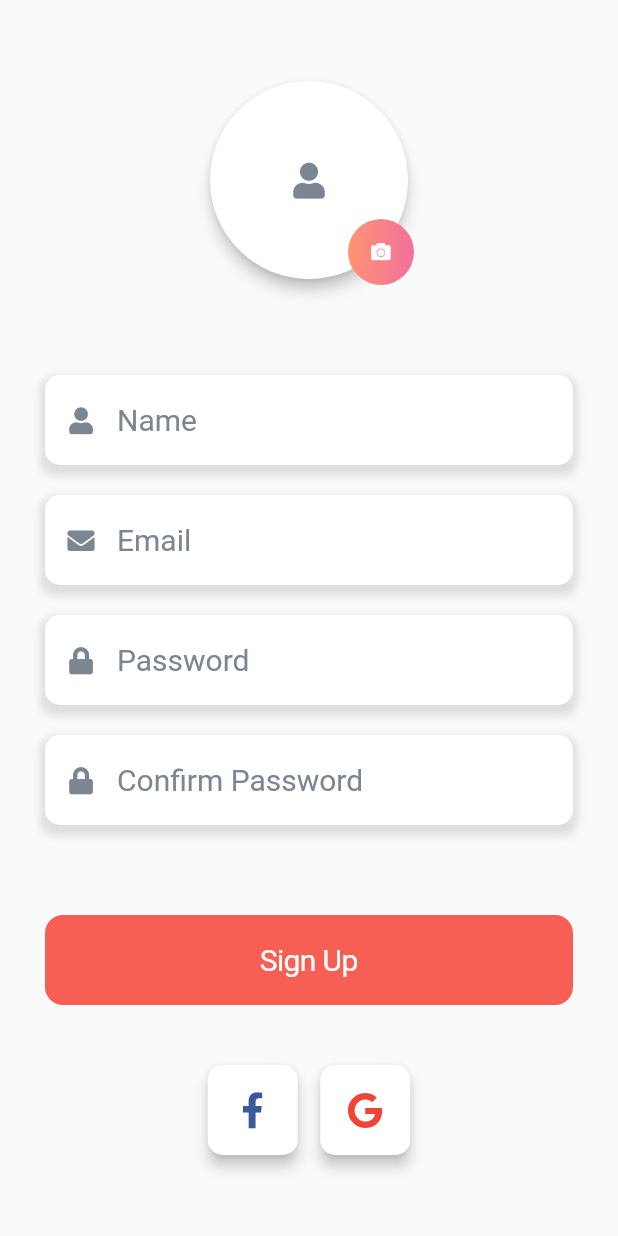
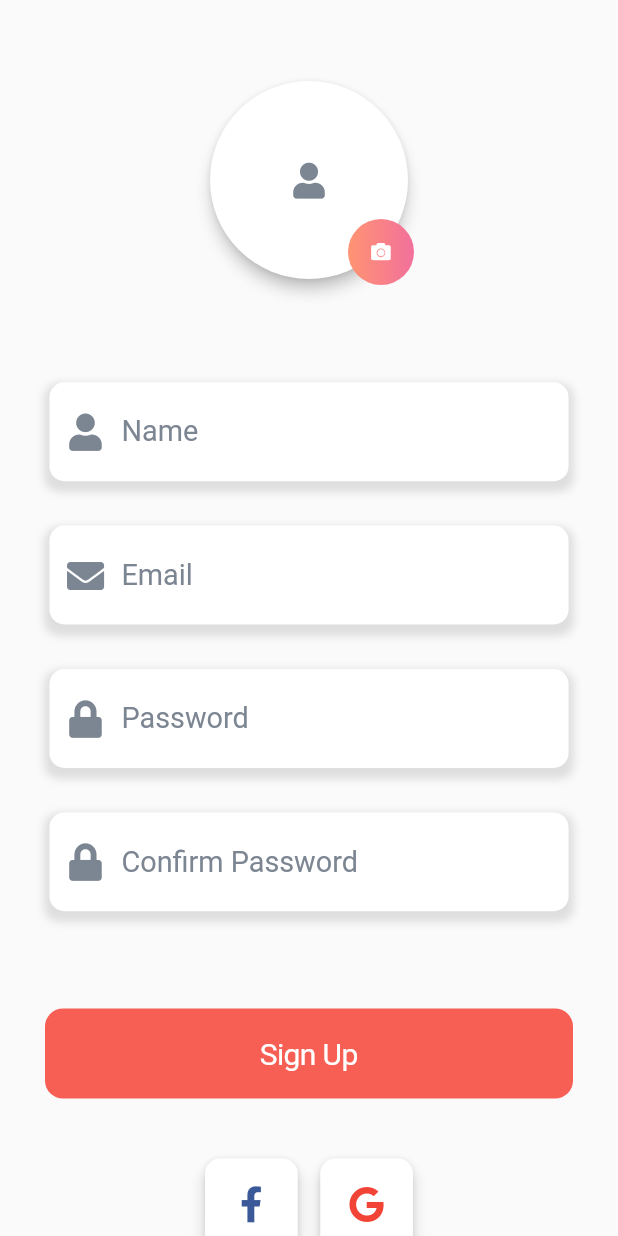
Before and after one commit to imamhossain94/dokan-wedevs-assignment, a Flutter app: the screen it shows after launch, after a tap on "Create New Account", on a phone screen of 412 x 824 dp. Run offline on Flutter 3.47's test engine with Material 2 defaults, Android fonts, the phone set to English and light mode, and no system bars; our stand-ins replace dotted_border, flutter_rating_bar, font_awesome_flutter, get, get_storage, sizer; network calls fail.

Commit message:
feat: signin page responsiveness fixed

```diff
--- a/lib/main.dart
+++ b/lib/main.dart
@@ -2,6 +2,7 @@ import 'package:dokan_wedevs_assignment/views/signin_page.dart';
 import 'package:flutter/material.dart';
 import 'package:get/get.dart';
 import 'package:get_storage/get_storage.dart';
+import 'package:sizer/sizer.dart';
 
 import 'services/get_storage_service.dart';
 import 'services/theme_service.dart';
@@ -24,6 +25,8 @@ class MyApp extends StatelessWidget {
 
     ThemesMode().init(context);
 
+    return Sizer(
+        builder: (context, orientation, deviceType) {
           return GetMaterialApp(
             title: 'Dokan',
             theme: Themes.light,
@@ -33,5 +36,9 @@ class MyApp extends StatelessWidget {
             home: getCurrentUser() != null?MainPage():const SignInPage(),
           );
         }
+    );
+
 
   }
+
+}
--- a/lib/views/components/custom_icon_button.dart
+++ b/lib/views/components/custom_icon_button.dart
@@ -1,4 +1,5 @@
 import 'package:flutter/material.dart';
+import 'package:sizer/sizer.dart';
 
 class CustomIconButton extends StatelessWidget {
   final Icon icon;
@@ -19,8 +20,8 @@ class CustomIconButton extends StatelessWidget {
         splashColor: Colors.grey, // Splash color
         onTap: onPressed,
         child: SizedBox(
-            width: 60,
-            height: 60,
+            width: 15.w,
+            height: 15.w,
             child: icon
         ),
       ),
--- a/lib/views/components/custom_text_field.dart
+++ b/lib/views/components/custom_text_field.dart
@@ -1,5 +1,7 @@
 import 'package:flutter/material.dart';
+import 'package:flutter/widgets.dart';
 import 'package:font_awesome_flutter/font_awesome_flutter.dart';
+import 'package:sizer/sizer.dart';
 
 class CustomTextField extends StatefulWidget {
   final TextEditingController controller;
@@ -7,14 +9,14 @@ class CustomTextField extends StatefulWidget {
   final String hint;
   final bool isPassword, eyeVisibility;
 
-  const CustomTextField({
-    Key? key,
+  const CustomTextField(
+      {Key? key,
       required this.controller,
       required this.icons,
       required this.hint,
       required this.isPassword,
-    required this.eyeVisibility
-  }) : super(key: key);
+      required this.eyeVisibility})
+      : super(key: key);
 
   @override
   _CustomTextFieldState createState() => _CustomTextFieldState();
@@ -33,9 +35,8 @@ class _CustomTextFieldState extends State<CustomTextField> {
   Widget build(BuildContext context) {
     return Container(
       alignment: Alignment.center,
-      padding: const EdgeInsets.fromLTRB(0, 0, 20, 0),
-      margin: const EdgeInsets.symmetric(vertical: 10, horizontal: 30),
-      height: 60,
+      margin: EdgeInsets.symmetric(vertical: 1.8.h, horizontal: 8.w),
+      height: 8.h,
       decoration: BoxDecoration(
           color: Colors.white,
           borderRadius: BorderRadius.circular(10),
@@ -53,33 +54,43 @@ class _CustomTextFieldState extends State<CustomTextField> {
         controller: widget.controller,
         textInputAction: TextInputAction.next,
         obscureText: passVisibility,
+        textAlign: TextAlign.left,
+        textAlignVertical: TextAlignVertical.center,
         decoration: InputDecoration(
-          isDense: true,
           border: InputBorder.none,
-          contentPadding: const EdgeInsets.symmetric(vertical: 15),
           prefixIcon: IconButton(
             onPressed: () {},
-            icon: Icon(widget.icons),
+            icon: Icon(
+              widget.icons,
+              size: 18.sp,
+            ),
             color: const Color(0xFF7C8592),
           ),
-          suffixIcon: widget.isPassword && widget.eyeVisibility?IconButton(
+          suffixIcon: widget.isPassword && widget.eyeVisibility
+              ? IconButton(
                   onPressed: () {
                     setState(() {
                       passVisibility = !passVisibility;
                     });
                   },
-            icon: Icon(passVisibility?FontAwesomeIcons.solidEye:FontAwesomeIcons.solidEyeSlash),
+                  icon: Icon(
+                    passVisibility
+                        ? FontAwesomeIcons.solidEye
+                        : FontAwesomeIcons.solidEyeSlash,
+                    size: 18.sp,
+                  ),
                   color: const Color(0xFF7C8592),
-          ):null,
+                )
+              : null,
           hintText: widget.hint,
-          hintStyle: const TextStyle(
-              color: Color(0xFF7C8592),
-              fontSize: 20,
+          hintStyle: TextStyle(
+              color: const Color(0xFF7C8592),
+              fontSize: 14.sp,
               fontFamily: "Roboto",
               fontWeight: FontWeight.normal,
               fontStyle: FontStyle.normal),
         ),
-        style: const TextStyle(color: Colors.black),
+        style: TextStyle(color: Colors.black, fontSize: 14.sp),
       ),
     );
   }
--- a/lib/views/signin_page.dart
+++ b/lib/views/signin_page.dart
@@ -1,5 +1,4 @@
 import 'package:dokan_wedevs_assignment/controllers/signin_controller.dart';
-import 'package:dokan_wedevs_assignment/services/get_storage_service.dart';
 import 'package:dokan_wedevs_assignment/utils/extension.dart';
 import 'package:dokan_wedevs_assignment/views/main_page.dart';
 import 'package:dokan_wedevs_assignment/views/signup_page.dart';
@@ -7,6 +6,7 @@ import 'package:flutter/cupertino.dart';
 import 'package:flutter/material.dart';
 import 'package:font_awesome_flutter/font_awesome_flutter.dart';
 import 'package:get/get.dart';
+import 'package:sizer/sizer.dart';
 import 'components/custom_icon_button.dart';
 import 'components/custom_text_field.dart';
 
@@ -33,18 +33,18 @@ class _SignInPageState extends State<SignInPage> {
             crossAxisAlignment: CrossAxisAlignment.center,
             children: [
               SizedBox(
-                width: 200,
-                  height: 200, child: Image.asset("assets/resources/logo.png")),
-              const Text(
+                width: 45.w,
+                  height: 20.h, child: Image.asset("assets/resources/logo.png")),
+              Text(
                 "Sign In",
                 style: TextStyle(
-                    fontSize: 25,
+                    fontSize: 20.sp,
                     fontFamily: "Roboto",
                     fontWeight: FontWeight.bold,
                     fontStyle: FontStyle.normal),
               ),
-              const SizedBox(
-                height: 30,
+              SizedBox(
+                height: 5.h,
               ),
               CustomTextField(
                 controller: emailController,
@@ -62,28 +62,27 @@ class _SignInPageState extends State<SignInPage> {
               ),
               Container(
                   alignment: Alignment.centerRight,
-                  margin:
-                      const EdgeInsets.symmetric(horizontal: 30, vertical: 0),
+                  margin: EdgeInsets.symmetric(horizontal: 8.w, vertical: 0),
                   child: TextButton(
                     onPressed: () async {
 
                     },
-                    child: const Text(
+                    child: Text(
                       "Forgot Password?",
                       style: TextStyle(
-                          color: Color(0xFFA4A9AF),
-                          fontSize: 18,
+                          color: const Color(0xFFA4A9AF),
+                          fontSize: 12.sp,
                           fontFamily: "Roboto",
                           fontStyle: FontStyle.normal,
                           fontWeight: FontWeight.normal),
                     ),
                   )),
-              const SizedBox(
-                height: 50,
+              SizedBox(
+                height: 5.h,
               ),
               SizedBox(
                   width: MediaQuery.of(context).size.width - 60,
-                  height: 60,
+                  height: 8.h,
                   child: CupertinoButton(
                       onPressed: () async {
 
@@ -112,37 +111,39 @@ class _SignInPageState extends State<SignInPage> {
                         }
 
                       },
-                      child: const Text(
+                      child: Text(
                         "Login",
                         style: TextStyle(
                             color: Colors.white,
-                            fontSize: 20,
+                            fontSize: 14.sp,
                             fontFamily: "Roboto",
                             fontStyle: FontStyle.normal,
                             fontWeight: FontWeight.normal),
                       ),
                       color: const Color(0xFFF75F55))
               ),
-              const SizedBox(
-                height: 40,
+              SizedBox(
+                height: 5.h,
               ),
               Row(
                 mainAxisAlignment: MainAxisAlignment.center,
                 children: [
                   CustomIconButton(
-                    icon: const Icon(
+                    icon: Icon(
                       FontAwesomeIcons.facebookF,
-                      color: Color(0xFF3B5998),
+                      color: const Color(0xFF3B5998),
+                      size: 14.sp,
                     ),
                     onPressed: () {},
                   ),
-                  const SizedBox(
-                    width: 15,
+                  SizedBox(
+                    width: 5.w,
                   ),
                   CustomIconButton(
-                    icon: const Icon(
+                    icon: Icon(
                       FontAwesomeIcons.google,
-                      color: Color(0xFFF14336),
+                      color: const Color(0xFFF14336),
+                      size: 14.sp,
                     ),
                     onPressed: () {},
                   ),
@@ -155,11 +156,11 @@ class _SignInPageState extends State<SignInPage> {
                 onPressed: () {
                   Get.offAll(SignUpPage());
                 },
-                child: const Text(
+                child: Text(
                   "Create New Account",
                   style: TextStyle(
-                      color: Color(0xFF383C40),
-                      fontSize: 20,
+                      color: const Color(0xFF383C40),
+                      fontSize: 14.sp,
                       fontFamily: "Roboto",
                       fontStyle: FontStyle.normal,
                       fontWeight: FontWeight.normal),
```
Also changed, not shown: pubspec.lock. Lines whose indentation alone changed are shown as unchanged.
